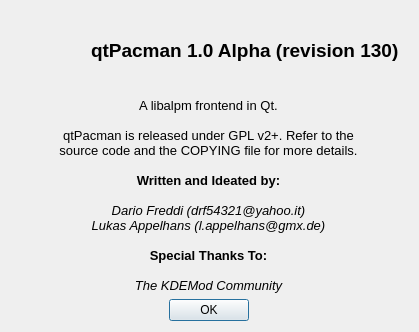
This is trunk/ui/aboutDialog.ui in drf/shaman1 as Qt 5 draws it before an edit. The edited form follows.
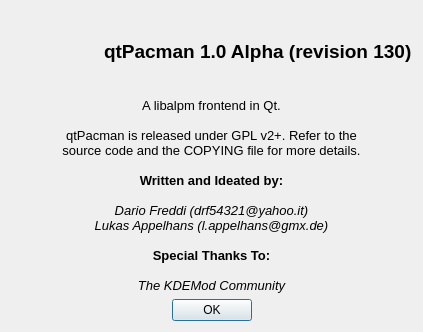
This is the edited form. Icons and pictures are not drawn.

The edit to the form file:
```diff
--- a/trunk/ui/aboutDialog.ui
+++ b/trunk/ui/aboutDialog.ui
@@ -5,22 +5,15 @@
    <rect>
     <x>0</x>
     <y>0</y>
-    <width>419</width>
+    <width>423</width>
     <height>332</height>
    </rect>
   </property>
   <property name="windowTitle" >
    <string>About qtPacman</string>
   </property>
-  <widget class="QWidget" name="layoutWidget" >
-   <property name="geometry" >
-    <rect>
-     <x>18</x>
-     <y>10</y>
-     <width>381</width>
-     <height>311</height>
-    </rect>
-   </property>
+  <layout class="QGridLayout" >
+   <item row="0" column="0" >
    <layout class="QVBoxLayout" >
     <item>
      <layout class="QHBoxLayout" >
@@ -85,7 +78,8 @@
      </widget>
     </item>
    </layout>
-  </widget>
+   </item>
+  </layout>
  </widget>
  <resources>
   <include location="qtpacman.qrc" />
```
Lines whose indentation alone changed are shown as unchanged.
